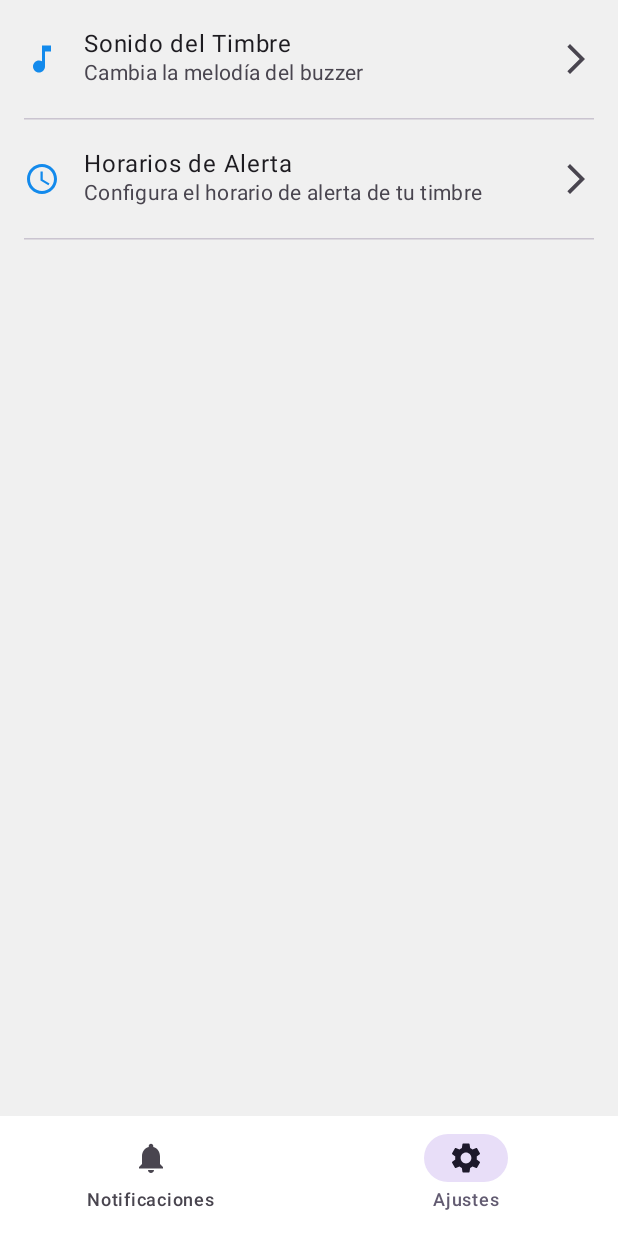
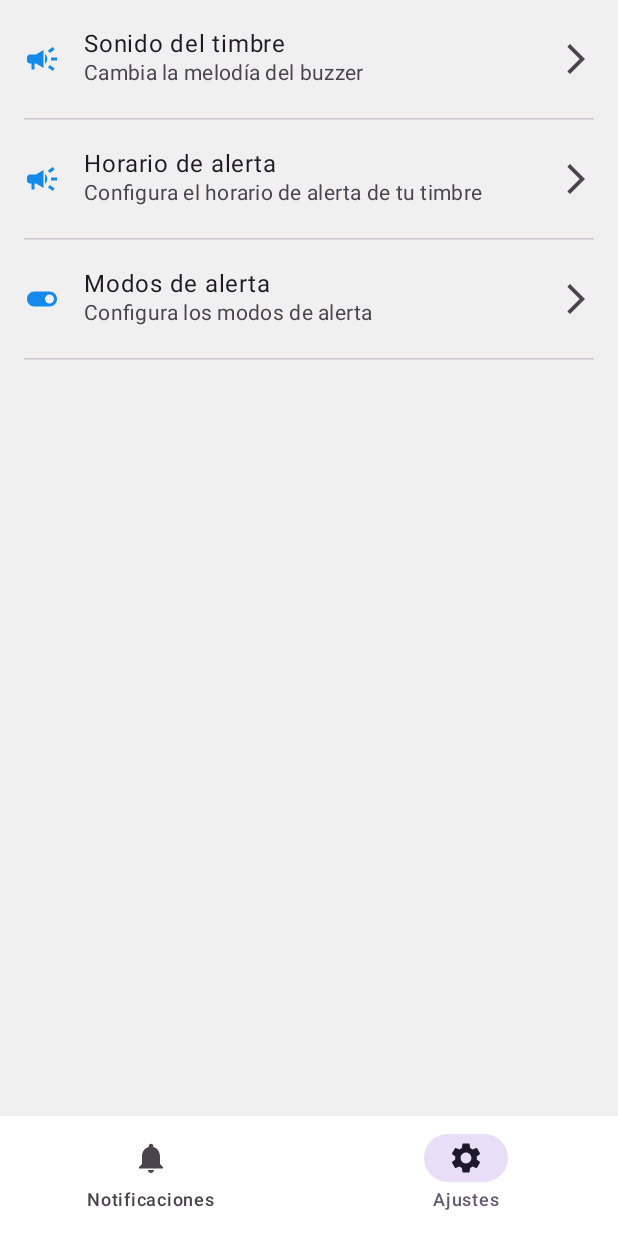
Before and after one commit to Dedliiih/timbre-app, an Android app built with Jetpack Compose: the screen it shows after launch (MainActivity), item 2 of the bottom bar chosen, on a phone screen of 412 x 824 dp. Run offline under Robolectric (Android 15) with nearby library versions, the phone set to English and light mode, and no system bars; our stand-ins replace Firebase (no records; nobody signed in at launch, a user with empty details on screens opened directly).

Commit message:
feat: añadir cambio de modos de alerta

```diff
--- a/app/src/main/java/com/example/timbreapp/ui/navigation/AppNavigation.kt
+++ b/app/src/main/java/com/example/timbreapp/ui/navigation/AppNavigation.kt
@@ -5,6 +5,7 @@ import androidx.compose.ui.Modifier
 import androidx.navigation.NavHostController
 import androidx.navigation.compose.NavHost
 import androidx.navigation.compose.composable
+import com.example.timbreapp.ui.screens.AlertModesScreen
 import com.example.timbreapp.ui.screens.AlertScheduleScreen
 import com.example.timbreapp.ui.screens.BuzzerSoundScreen
 import com.example.timbreapp.ui.screens.NotificationsScreen
@@ -28,5 +29,9 @@ fun AppNavigation(navController: NavHostController, modifier: Modifier) {
         composable(Screen.AlertSchedule.route) {
             AlertScheduleScreen(navController = navController)
         }
+
+        composable(Screen.AlertModes.route) {
+            AlertModesScreen(navController = navController)
+        }
     }
 }
--- a/app/src/main/java/com/example/timbreapp/ui/navigation/Screen.kt
+++ b/app/src/main/java/com/example/timbreapp/ui/navigation/Screen.kt
@@ -4,12 +4,13 @@ import androidx.compose.material.icons.Icons
 import androidx.compose.material.icons.filled.Campaign
 import androidx.compose.material.icons.filled.Notifications
 import androidx.compose.material.icons.filled.Settings
+import androidx.compose.material.icons.filled.ToggleOn
 import androidx.compose.ui.graphics.vector.ImageVector
 
 sealed class Screen(val route: String, val title: String, val icon: ImageVector) {
     object Notifications: Screen("notifications", "Notificaciones", Icons.Default.Notifications)
     object Settings: Screen("settings", "Ajustes", Icons.Default.Settings)
     object BuzzerSound: Screen("buzzer_sound_screen", "Sonido del timbre", Icons.Default.Campaign)
-
     object AlertSchedule: Screen("alert_schedule_screen", "Horario de alerta", Icons.Default.Campaign)
+    object AlertModes: Screen("alert_modes_screen", "Modos de alerta", Icons.Default.ToggleOn)
 }
--- a/app/src/main/java/com/example/timbreapp/ui/screens/SettingsScreen.kt
+++ b/app/src/main/java/com/example/timbreapp/ui/screens/SettingsScreen.kt
@@ -34,23 +34,35 @@ fun SettingsScreen(navController: NavController) {
                 .padding(paddingValues)
         ) {
             SettingItem(
-                title = "Sonido del Timbre",
+                title = Screen.BuzzerSound.title,
                 description = "Cambia la melodía del buzzer",
-                icon = Icons.Default.MusicNote,
+                icon = Screen.BuzzerSound.icon,
                 onClick = {
                     navController.navigate(Screen.BuzzerSound.route)
                 }
             )
             HorizontalDivider(modifier = Modifier.padding(horizontal = 16.dp))
+
             SettingItem(
-                title = "Horarios de Alerta",
+                title = Screen.AlertSchedule.title,
                 description = "Configura el horario de alerta de tu timbre",
-                icon = Icons.Default.Schedule,
+                icon = Screen.AlertSchedule.icon,
                 onClick = {
                     navController.navigate(Screen.AlertSchedule.route)
                 }
             )
             HorizontalDivider(modifier = Modifier.padding(horizontal = 16.dp))
+
+            SettingItem(
+               title = Screen.AlertModes.title,
+               description = "Configura los modos de alerta",
+               icon = Screen.AlertModes.icon,
+               onClick = {
+                   navController.navigate(Screen.AlertModes.route)
+               }
+            )
+            HorizontalDivider(modifier = Modifier.padding(horizontal = 16.dp))
+
         }
     }
 }
```
Also changed, not shown: app/src/main/java/com/example/timbreapp/data/AlertMode.kt (added, +16 -0 lines), app/src/main/java/com/example/timbreapp/ui/components/AlertModeRow.kt (added, +35 -0 lines), app/src/main/java/com/example/timbreapp/ui/screens/AlertModesScreen.kt (added, +146 -0 lines), app/src/main/java/com/example/timbreapp/ui/viewmodel/AlertModesViewModel.kt (added, +36 -0 lines).
